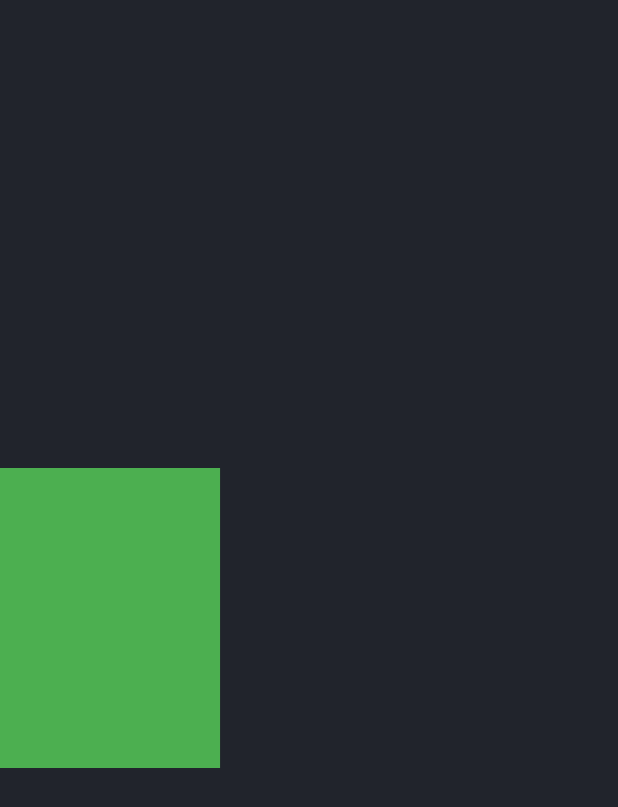
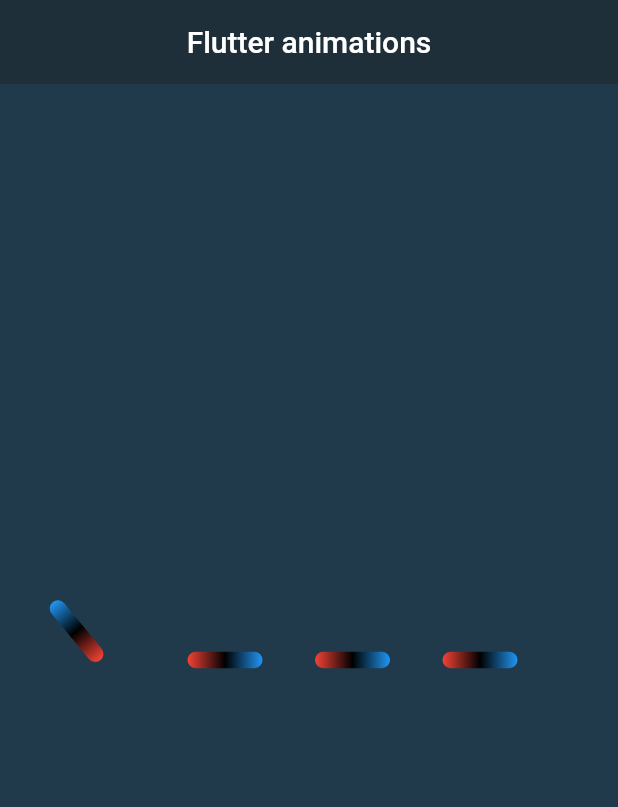
Before and after one commit to isavtars/animationsinf, a Flutter app: the first screen one second after launch, on a phone screen of 412 x 824 dp. Shown: the top 807 px of the screen. Run offline on Flutter 3.47's test engine with Material 2 defaults, Android fonts, the light colour scheme and no system bars.

Commit message:
Brickanim

```diff
--- /dev/null
+++ b/lib/brick.dart
@@ -0,0 +1,183 @@
+import 'package:flutter/material.dart';
+
+import 'dart:math' as math;
+
+class Brick extends StatefulWidget {
+  const Brick({super.key});
+
+  @override
+  State<Brick> createState() => _BrickState();
+}
+
+class _BrickState extends State<Brick> with TickerProviderStateMixin {
+  late AnimationController animationController;
+  late Tween tween;
+
+  @override
+  void initState() {
+    super.initState();
+    animationController =
+        AnimationController(vsync: this, duration: const Duration(seconds: 5));
+
+    tween = Tween(begin: 0.0, end: 1.0);
+    animationController.repeat();
+  }
+
+  @override
+  void dispose() {
+    animationController.dispose();
+    super.dispose();
+  }
+  //set1 animations
+
+  //Brick1
+  Animation get animOne => tween.animate(CurvedAnimation(
+      parent: animationController,
+      curve: const Interval(0.0, 0.125, curve: Curves.linear)));
+
+  Animation get animTwo => tween.animate(CurvedAnimation(
+      parent: animationController,
+      curve: const Interval(0.125, 0.25, curve: Curves.linear)));
+
+  //Brick2
+
+  Animation get animThree => tween.animate(CurvedAnimation(
+      parent: animationController,
+      curve: const Interval(0.25, 0.375, curve: Curves.linear)));
+
+  //Brick 3
+  Animation get animFour => tween.animate(CurvedAnimation(
+      parent: animationController,
+      curve: const Interval(0.375, 0.5, curve: Curves.linear)));
+
+  //Brick 4
+  Animation get animfive => tween.animate(CurvedAnimation(
+      parent: animationController,
+      curve: const Interval(0.5, 0.625, curve: Curves.linear)));
+
+  //Brick 4
+  Animation get animSix => tween.animate(CurvedAnimation(
+      parent: animationController,
+      curve: const Interval(0.625, 0.750, curve: Curves.linear)));
+
+  //Brick 3
+  Animation get animseven => tween.animate(CurvedAnimation(
+      parent: animationController,
+      curve: const Interval(0.750, 0.875, curve: Curves.linear)));
+
+  //Brick 2
+  Animation get animeight => tween.animate(CurvedAnimation(
+      parent: animationController,
+      curve: const Interval(0.875, 1.0, curve: Curves.linear)));
+
+  @override
+  Widget build(BuildContext context) {
+    return Scaffold(
+      backgroundColor: const Color.fromARGB(255, 33, 58, 75),
+      appBar: AppBar(
+          title: const Text("Flutter animations"),
+          centerTitle: true,
+          elevation: 0.0,
+          backgroundColor: const Color.fromARGB(255, 30, 47, 58)),
+      body: Center(
+        child: Row(
+          mainAxisAlignment: MainAxisAlignment.center,
+          children: [
+            AnimatedBrick(
+              animations: [animOne, animTwo],
+              animationController: animationController,
+              magrinLeft: 0.0,
+              alignment: Alignment.centerLeft,
+              isClockWise: true,
+            ),
+            AnimatedBrick(
+              animations: [animThree, animeight],
+              animationController: animationController,
+              magrinLeft: 8.0,
+              //  alignment: Alignment.centerLeft,
+              isClockWise: false,
+            ),
+            AnimatedBrick(
+              animations: [animFour, animseven],
+              animationController: animationController,
+              magrinLeft: 35.0,
+              isClockWise: true,
+            ),
+            AnimatedBrick(
+              animations: [animfive, animSix],
+              animationController: animationController,
+              magrinLeft: 35.0,
+              isClockWise: false,
+            ),
+          ],
+        ),
+      ),
+    );
+  }
+}
+
+class AnimatedBrick extends AnimatedWidget {
+  final AnimationController animationController;
+  final List<Animation> animations;
+  final double magrinLeft;
+  final Alignment alignment;
+  final bool isClockWise;
+  const AnimatedBrick(
+      {Key? key,
+      required this.animationController,
+      required this.animations,
+      required this.magrinLeft,
+      required this.isClockWise,
+      this.alignment = Alignment.centerRight})
+      : super(key: key, listenable: animationController);
+
+  Matrix4 clockWise(animation) =>
+      Matrix4.rotationZ(animation.value * math.pi * 2.0 * 0.5);
+
+  Matrix4 anticlockWise(animation) =>
+      Matrix4.rotationZ(-(animation.value * math.pi * 2.0 * 0.5));
+
+  @override
+  Widget build(BuildContext context) {
+    var firstTransformation, secondTransformation;
+
+    if (isClockWise) {
+      firstTransformation = clockWise(animations[0]);
+      secondTransformation = clockWise(animations[1]);
+    } else {
+      firstTransformation = anticlockWise(animations[0]);
+      secondTransformation = anticlockWise(animations[1]);
+    }
+
+    return Transform(
+        transform: firstTransformation,
+        alignment: alignment,
+        child: Transform(
+          transform: secondTransformation,
+          alignment: alignment,
+          child: BrickItem(
+            marginLeft: magrinLeft,
+          ),
+        ));
+  }
+}
+
+class BrickItem extends StatelessWidget {
+  const BrickItem({super.key, required this.marginLeft});
+
+  final double marginLeft;
+
+  @override
+  Widget build(BuildContext context) {
+    return Container(
+      margin: EdgeInsets.only(left: marginLeft),
+      height: 11,
+      width: 50,
+      decoration: BoxDecoration(
+          gradient: const LinearGradient(
+              colors: [Colors.red, Colors.black, Colors.blue]),
+          color: Colors.green,
+          borderRadius: BorderRadius.circular(10)),
+    );
+  }
+}
--- a/lib/main.dart
+++ b/lib/main.dart
@@ -1,4 +1,6 @@
 import 'package:flutter/material.dart';
+
+import 'brick.dart';
 
 void main() {
   runApp(const MyApp());
@@ -16,69 +18,7 @@ class MyApp extends StatelessWidget {
       theme: ThemeData(
         primarySwatch: Colors.blue,
       ),
-      home: const MyHomePage(),
+      home: const Brick(),
     );
   }
 }
-
-class MyHomePage extends StatefulWidget {
-  const MyHomePage({super.key});
-
-  @override
-  State<MyHomePage> createState() => _MyHomePageState();
-}
-
-class _MyHomePageState extends State<MyHomePage>
-    with SingleTickerProviderStateMixin {
-  late Animation animation;
-  // late Animation<Color> animation;
-  late AnimationController animationController;
-
-  void myListneer(status) {
-    if (status == AnimationStatus.completed) {
-      animation.removeStatusListener(myListneer);
-      animationController.reset();
-      animation = Tween(begin: 0.0, end: 1.0).animate(CurvedAnimation(
-          parent: animationController, curve: Curves.fastOutSlowIn));
-      animationController.forward();
-    }
-  }
-
-  @override
-  void initState() {
-    super.initState();
-    animationController =
-        AnimationController(vsync: this, duration: const Duration(seconds: 2));
-
-    animation = Tween(begin: -1.0, end: 0.0).animate(CurvedAnimation(
-        parent: animationController, curve: Curves.fastOutSlowIn))
-      ..addStatusListener(myListneer);
-    animationController.forward();
-  }
-
-  @override
-  void dispose() {
-    animationController.dispose();
-    super.dispose();
-  }
-
-  @override
-  Widget build(BuildContext context) {
-    final width = MediaQuery.of(context).size.width;
-    return Scaffold(
-        backgroundColor: const Color.fromARGB(255, 33, 36, 44),
-        body: Center(
-            child: AnimatedBuilder(
-          animation: animationController,
-          builder: (context, child) => Transform(
-            transform:
-                Matrix4.translationValues(animation.value * width, 0.0, 0),
-            child: Container(
-              height: 200,
-              width: 200,
-              color: Colors.green,
-            ),
-          ),
-        )));
-  }
-}
```
Also changed, not shown: 1 other file.
